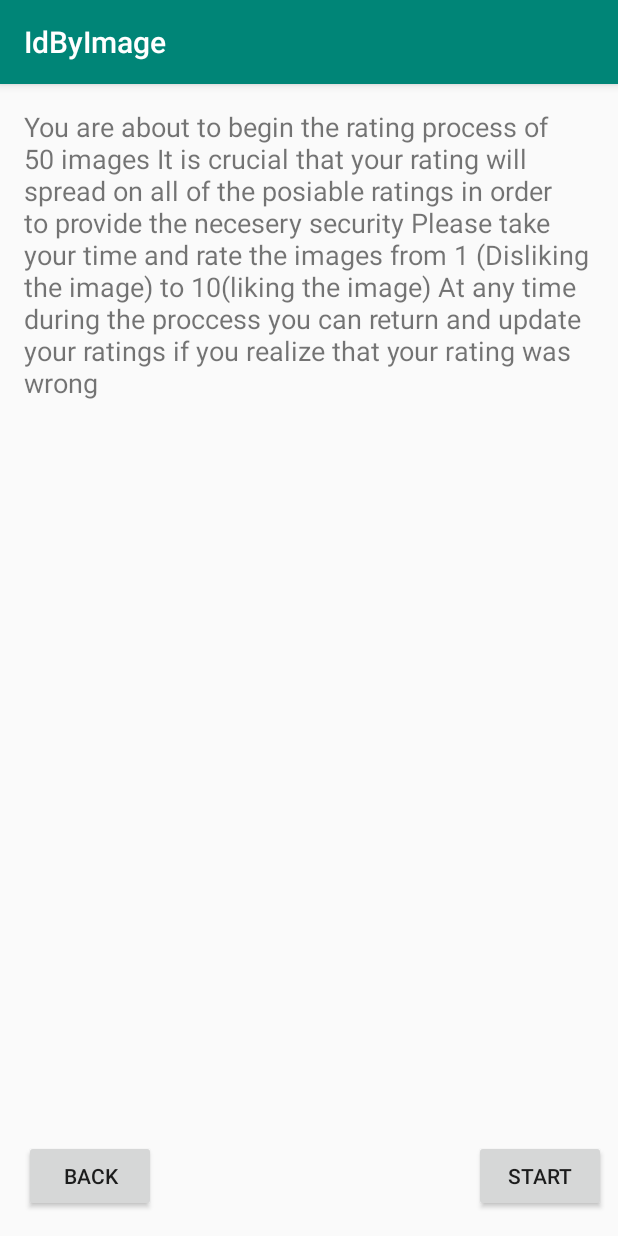
After one commit to teliran/IdByImage, an Android app: the InstractionActivity screen opened directly, with no data from a screen before it, on a phone screen of 412 x 824 dp. The commit adds this screen. Run offline under Robolectric (Android 15) with nearby library versions, the phone set to English and light mode, and no system bars.

Commit message:
Added Welcome screen and instraction. main screen is now the Welcome screen (WelcomeActivity)

```diff
--- /dev/null
+++ b/app/src/main/java/com/hey/idbyimage/idbyimage/InstractionActivity.java
@@ -0,0 +1,32 @@
+package com.hey.idbyimage.idbyimage;
+
+import android.content.Intent;
+import android.support.v7.app.AppCompatActivity;
+import android.os.Bundle;
+import android.view.View;
+import android.widget.Button;
+
+public class InstractionActivity extends AppCompatActivity implements View.OnClickListener{
+    Button back;
+    Button start;
+    @Override
+    protected void onCreate(Bundle savedInstanceState) {
+        super.onCreate(savedInstanceState);
+        setContentView(R.layout.activity_instraction);
+        back=findViewById(R.id.backbtn);
+        start=findViewById(R.id.startbtn);
+        start.setOnClickListener(this);
+        back.setOnClickListener(this);
+    }
+
+    @Override
+    public void onClick(View v) {
+        Intent intent = null;
+        if(v.getId()==R.id.backbtn)
+            intent=new Intent(this, WelcomeActivity.class);
+        else if(v.getId()==R.id.backbtn);
+
+        if(intent!=null)
+            startActivity(intent);
+    }
+}
--- /dev/null
+++ b/app/src/main/res/layout/activity_instraction.xml
@@ -0,0 +1,43 @@
+<?xml version="1.0" encoding="utf-8"?>
+<android.support.constraint.ConstraintLayout xmlns:android="http://schemas.android.com/apk/res/android"
+    xmlns:app="http://schemas.android.com/apk/res-auto"
+    xmlns:tools="http://schemas.android.com/tools"
+    android:layout_width="match_parent"
+    android:layout_height="match_parent"
+    tools:context=".InstractionActivity">
+
+    <Button
+        android:id="@+id/startbtn"
+        android:layout_width="wrap_content"
+        android:layout_height="wrap_content"
+        android:layout_marginEnd="8dp"
+        android:text="@string/start"
+        app:layout_constraintBaseline_toBaselineOf="@+id/backbtn"
+        app:layout_constraintEnd_toEndOf="parent" />
+
+    <TextView
+        android:id="@+id/textView3"
+        android:layout_width="0dp"
+        android:layout_height="wrap_content"
+        android:layout_marginStart="16dp"
+        android:layout_marginTop="16dp"
+        android:layout_marginEnd="16dp"
+        android:text="@string/you_are_about_to_begin_the_rating_process_of_50_images_n_it_is_crucial_that_your_rating_will_spread_on_all_of_the_posiable_ratings_in_order_to_provide_the_necesery_security_n_please_take_your_time_and_rate_the_images_from_1_disliking_the_image_to_10_liking_the_image_n_at_any_time_during_the_proccess_you_can_return_and_update_your_ratings_if_you_realize_that_your_rating_was_wrong_n"
+        android:textSize="18sp"
+        app:layout_constraintEnd_toEndOf="parent"
+        app:layout_constraintStart_toStartOf="parent"
+        app:layout_constraintTop_toTopOf="parent" />
+
+    <Button
+        android:id="@+id/backbtn"
+        android:layout_width="wrap_content"
+        android:layout_height="wrap_content"
+        android:layout_marginStart="16dp"
+        android:layout_marginTop="16dp"
+        android:layout_marginBottom="16dp"
+        android:text="@string/back"
+        app:layout_constraintBottom_toBottomOf="parent"
+        app:layout_constraintStart_toStartOf="parent"
+        app:layout_constraintTop_toBottomOf="@+id/textView3"
+        app:layout_constraintVertical_bias="1.0" />
+</android.support.constraint.ConstraintLayout>
--- a/app/src/main/res/values/strings.xml
+++ b/app/src/main/res/values/strings.xml
@@ -1,3 +1,9 @@
 <resources>
     <string name="app_name">IdByImage</string>
+    <string name="start">Start</string>
+    <string name="you_are_about_to_begin_the_rating_process_of_50_images_n_it_is_crucial_that_your_rating_will_spread_on_all_of_the_posiable_ratings_in_order_to_provide_the_necesery_security_n_please_take_your_time_and_rate_the_images_from_1_disliking_the_image_to_10_liking_the_image_n_at_any_time_during_the_proccess_you_can_return_and_update_your_ratings_if_you_realize_that_your_rating_was_wrong_n">You are about to begin the rating process of 50 images  It is crucial that your rating will spread on all of the posiable ratings in order to provide the necesery security  Please take your time and rate the images from 1 (Disliking the image) to 10(liking the image)  At any time during the proccess you can return and update your ratings if you realize that your rating was wrong</string>
+    <string name="back">Back</string>
+    <string name="next">Next</string>
+    <string name="you_are_about_to_start_a_new_and_experamental_way_to_enter_your_device_n_as_we_will_try_to_recognize_your_by_your_preferance_of_diffrent_images_n_after_rating_our_unique_images_we_we_will_display_a_grid_of_images_for_you_to_select_the_most_beutiful_images_n_once_you_select_the_correct_number_of_images_we_will_check_if_it_is_in_fact_the_top_rated_images_n_as_you_can_understand_the_rating_phase_is_crucial_in_order_to_get_the_most_of_this_app">You are about to start a new and experamental way to enter your device   As we will try to recognize your by your preferance of diffrent images   After rating our unique images we we will display a grid of images for you to select the most beutiful images  Once you select the correct number of images we will check if it is in fact the top rated images  As you can understand the rating phase is crucial in order to get the most of this app</string>
+    <string name="welcome_to_id_by_image">Welcome to ID by image</string>
 </resources>
```
Also changed, not shown: app/src/main/AndroidManifest.xml (+8 -1 lines), app/src/main/java/com/hey/idbyimage/idbyimage/MainActivity.java (deleted, +0 -13 lines), app/src/main/java/com/hey/idbyimage/idbyimage/WelcomeActivity.java (added, +27 -0 lines), app/src/main/res/layout/activity_welcome.xml (added, +48 -0 lines).
